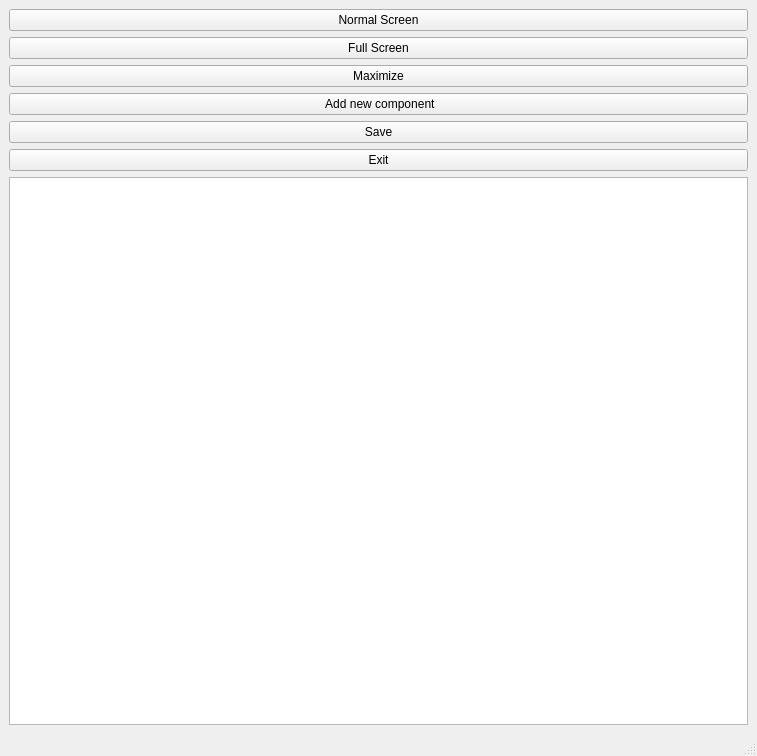
The window that mainwindow.ui (Miketilever/Cantilever) describes before a commit, drawn with Qt 5.
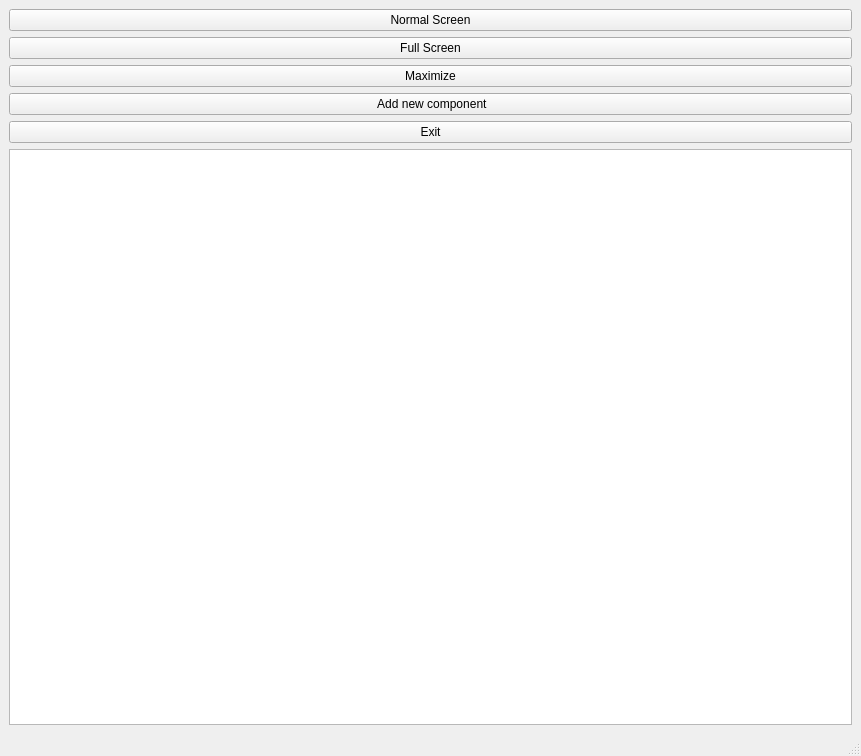
The same window after the commit.

Patch:
```diff
--- a/mainwindow.ui
+++ b/mainwindow.ui
@@ -6,7 +6,7 @@
    <rect>
     <x>0</x>
     <y>0</y>
-    <width>757</width>
+    <width>861</width>
     <height>756</height>
    </rect>
   </property>
@@ -52,13 +52,6 @@
         </property>
        </widget>
       </item>
-      <item>
-       <widget class="QPushButton" name="pushButtonSave">
-        <property name="text">
-         <string>Save</string>
-        </property>
-       </widget>
-      </item>
       <item>
        <widget class="QPushButton" name="pushButtonExit">
         <property name="text">
```
Left out of the diff: 16 changed lines with no effect on the pictures.
